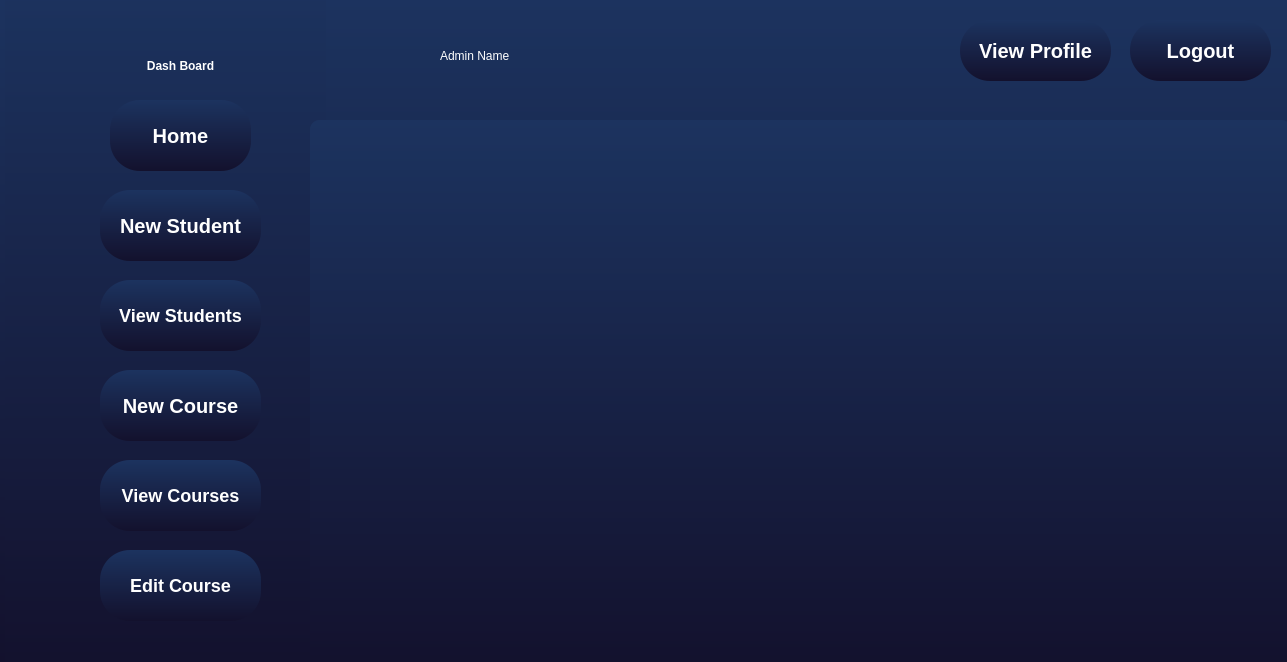
Above: Qt/adminpage.ui from KerollosRady/University-mangament-system before the change. Below: the same form after it.
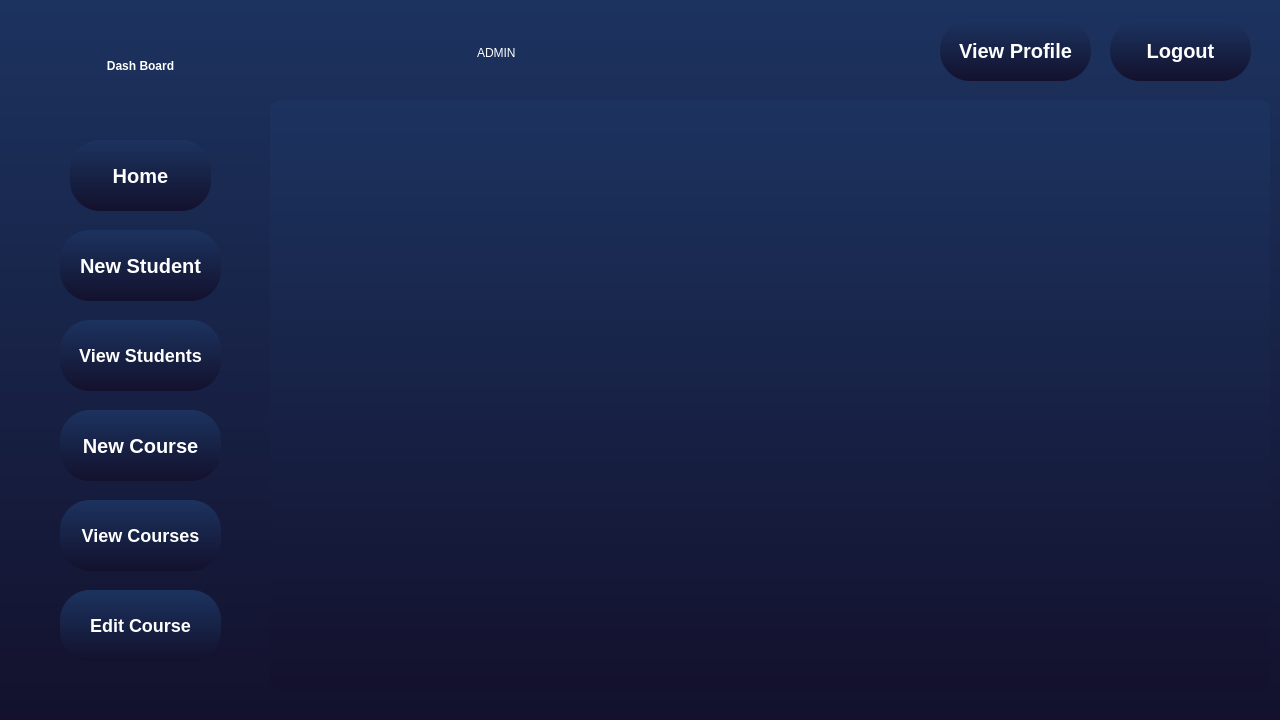
That is the form after the change.

Patch:
```diff
--- a/Qt/adminpage.ui
+++ b/Qt/adminpage.ui
@@ -6,20 +6,20 @@
    <rect>
     <x>0</x>
     <y>0</y>
-    <width>1287</width>
-    <height>662</height>
+    <width>1280</width>
+    <height>720</height>
    </rect>
   </property>
   <property name="minimumSize">
    <size>
-    <width>1287</width>
-    <height>662</height>
+    <width>1280</width>
+    <height>720</height>
    </size>
   </property>
   <property name="maximumSize">
    <size>
-    <width>1287</width>
-    <height>662</height>
+    <width>1280</width>
+    <height>720</height>
    </size>
   </property>
   <property name="windowTitle">
@@ -32,22 +32,22 @@
   <widget class="QScrollArea" name="scrollArea">
    <property name="geometry">
     <rect>
-     <x>310</x>
-     <y>120</y>
-     <width>981</width>
-     <height>551</height>
+     <x>270</x>
+     <y>100</y>
+     <width>1000</width>
+     <height>590</height>
     </rect>
    </property>
    <property name="minimumSize">
     <size>
-     <width>981</width>
-     <height>551</height>
+     <width>0</width>
+     <height>0</height>
     </size>
    </property>
    <property name="maximumSize">
     <size>
-     <width>981</width>
-     <height>551</height>
+     <width>1000</width>
+     <height>1000</height>
     </size>
    </property>
    <property name="styleSheet">
@@ -61,8 +61,8 @@
      <rect>
       <x>0</x>
       <y>0</y>
-      <width>981</width>
-      <height>551</height>
+      <width>1000</width>
+      <height>590</height>
      </rect>
     </property>
    </widget>
@@ -70,18 +70,18 @@
   <widget class="QListView" name="listView">
    <property name="geometry">
     <rect>
-     <x>5</x>
-     <y>-20</y>
-     <width>321</width>
-     <height>691</height>
+     <x>-10</x>
+     <y>0</y>
+     <width>290</width>
+     <height>721</height>
     </rect>
    </property>
   </widget>
   <widget class="QPushButton" name="ViewCourse">
    <property name="geometry">
     <rect>
-     <x>100</x>
-     <y>460</y>
+     <x>60</x>
+     <y>500</y>
      <width>161</width>
      <height>71</height>
     </rect>
@@ -104,8 +104,8 @@
   <widget class="QPushButton" name="EditCourse">
    <property name="geometry">
     <rect>
-     <x>100</x>
-     <y>550</y>
+     <x>60</x>
+     <y>590</y>
      <width>161</width>
      <height>71</height>
     </rect>
@@ -128,8 +128,8 @@
   <widget class="QPushButton" name="ViewStudent">
    <property name="geometry">
     <rect>
-     <x>100</x>
-     <y>280</y>
+     <x>60</x>
+     <y>320</y>
      <width>161</width>
      <height>71</height>
     </rect>
@@ -152,8 +152,8 @@
   <widget class="QPushButton" name="NewStudent">
    <property name="geometry">
     <rect>
-     <x>100</x>
-     <y>190</y>
+     <x>60</x>
+     <y>230</y>
      <width>161</width>
      <height>71</height>
     </rect>
@@ -176,8 +176,8 @@
   <widget class="QPushButton" name="HomeButton">
    <property name="geometry">
     <rect>
-     <x>110</x>
-     <y>100</y>
+     <x>70</x>
+     <y>140</y>
      <width>141</width>
      <height>71</height>
     </rect>
@@ -200,7 +200,7 @@
   <widget class="QLabel" name="label">
    <property name="geometry">
     <rect>
-     <x>50</x>
+     <x>10</x>
      <y>20</y>
      <width>261</width>
      <height>91</height>
@@ -224,7 +224,7 @@
   <widget class="QPushButton" name="profile">
    <property name="geometry">
     <rect>
-     <x>960</x>
+     <x>940</x>
      <y>20</y>
      <width>151</width>
      <height>61</height>
@@ -248,8 +248,8 @@
   <widget class="QPushButton" name="NewCourse">
    <property name="geometry">
     <rect>
-     <x>100</x>
-     <y>370</y>
+     <x>60</x>
+     <y>410</y>
      <width>161</width>
      <height>71</height>
     </rect>
@@ -278,10 +278,10 @@
   <widget class="QLabel" name="name">
    <property name="geometry">
     <rect>
-     <x>440</x>
-     <y>40</y>
-     <width>191</width>
-     <height>31</height>
+     <x>477</x>
+     <y>32</y>
+     <width>201</width>
+     <height>41</height>
     </rect>
    </property>
    <property name="styleSheet">
@@ -291,13 +291,13 @@
 </string>
    </property>
    <property name="text">
-    <string>Admin Name</string>
+    <string>ADMIN</string>
    </property>
   </widget>
   <widget class="QPushButton" name="logout">
    <property name="geometry">
     <rect>
-     <x>1130</x>
+     <x>1110</x>
      <y>20</y>
      <width>141</width>
      <height>61</height>
```
Left out of the diff: 4 changed lines with no effect on the pictures.
